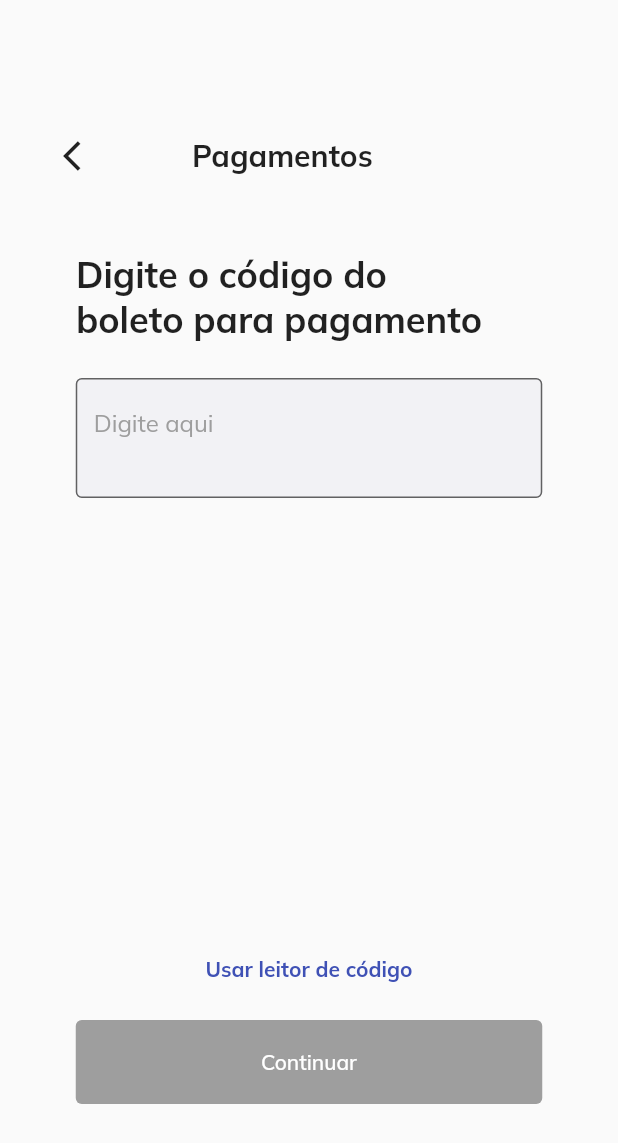
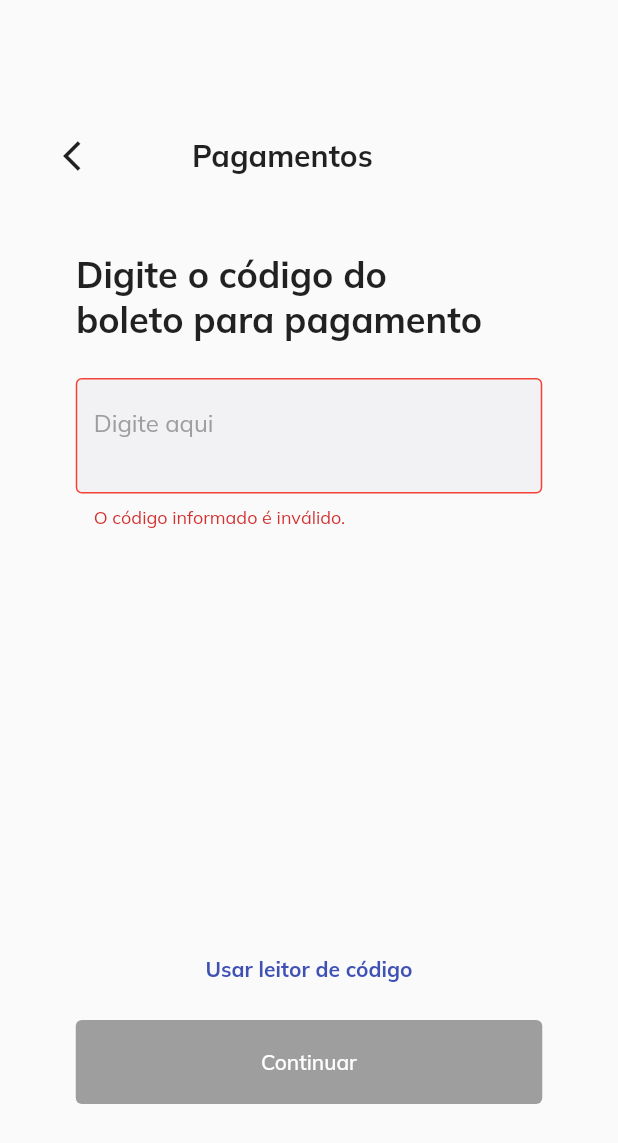
Before and after one commit to HugoPinheiroRaimundo/toodoo_bank, a Flutter app: the screen it shows after launch, on a phone screen of 412 x 824 dp. Shown: the top 1143 px of the screen. Run offline on Flutter 3.47's test engine with Material 2 defaults, Android fonts, the phone set to English and light mode, and no system bars; our stand-ins replace flutter_svg, google_fonts.

Commit message:
add error text field

```diff
--- a/lib/pages/ticket_page.dart
+++ b/lib/pages/ticket_page.dart
@@ -80,6 +80,9 @@ class _TicketPage extends State<TicketPage> {
                 controller: _controller,
                 onChanged: (text) => _updateButtonState(text),
                 decoration: InputDecoration(
+                    errorText: "O código informado é inválido.",
+                    errorBorder: OutlineInputBorder(
+                        borderSide: BorderSide(color: Colors.red)),
                     filled: true,
                     fillColor: DefaultConfig.defaultTextFieldColor,
                     hintText: "Digite aqui ",
```
